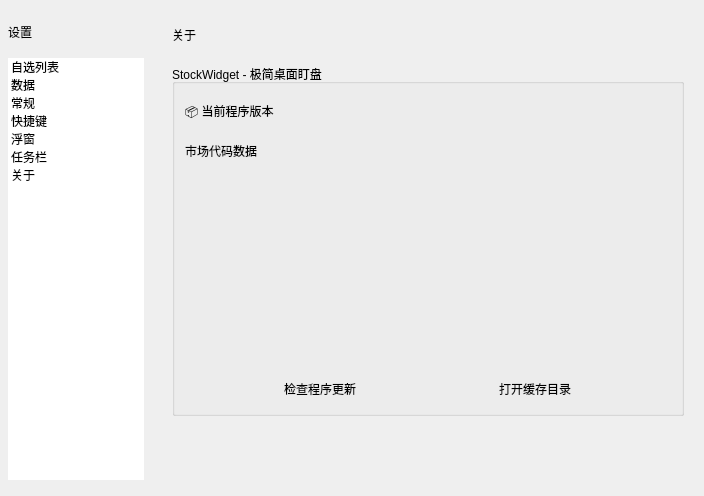
Old version of the form stockwidget/ui/generated/settings.ui in the repository sbr0574/StockWidget.
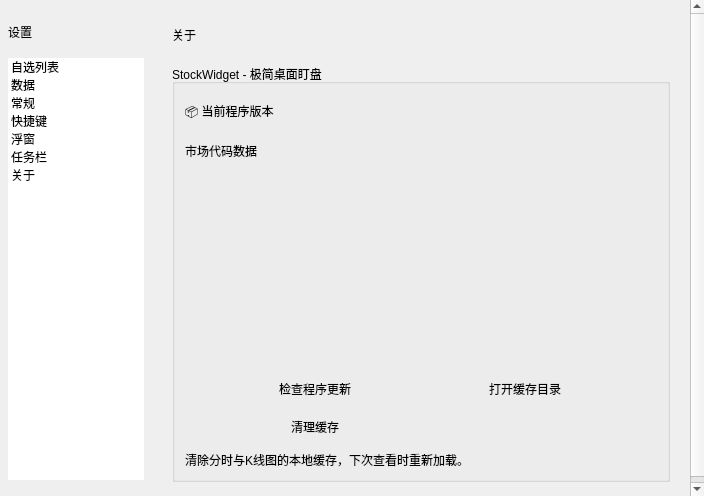
New version of the form. The open tabs and pages were chosen to show the change. Icons and pictures are not drawn. Custom widgets are drawn as their Qt base class.

What changed in the file:
```diff
--- a/stockwidget/ui/generated/settings.ui
+++ b/stockwidget/ui/generated/settings.ui
@@ -7499,8 +7499,55 @@
                   </property>
                  </widget>
                 </item>
+                <item row="1" column="0">
+                 <widget class="QPushButton" name="btn_clear_cache">
+                  <property name="text">
+                   <string>清理缓存</string>
+                  </property>
+                  <property name="toolTip">
+                   <string>清除分时与K线图的本地缓存，下次查看时重新加载。</string>
+                  </property>
+                  <property name="autoDefault">
+                   <bool>false</bool>
+                  </property>
+                  <property name="flat">
+                   <bool>true</bool>
+                  </property>
+                  <property name="minimumSize">
+                   <size>
+                    <width>140</width>
+                    <height>28</height>
+                   </size>
+                  </property>
+                  <property name="maximumSize">
+                   <size>
+                    <width>140</width>
+                    <height>28</height>
+                   </size>
+                  </property>
+                 </widget>
+                </item>
                </layout>
               </item>
+              <item>
+               <widget class="QLabel" name="label_cache_state">
+                <property name="text">
+                 <string>清除分时与K线图的本地缓存，下次查看时重新加载。</string>
+                </property>
+                <property name="wordWrap">
+                 <bool>true</bool>
+                </property>
+                <property name="settingDescription" stdset="0">
+                 <bool>true</bool>
+                </property>
+                <property name="maximumSize">
+                 <size>
+                  <width>310</width>
+                  <height>16777215</height>
+                 </size>
+                </property>
+               </widget>
+              </item>
              </layout>
             </widget>
            </item>
```
